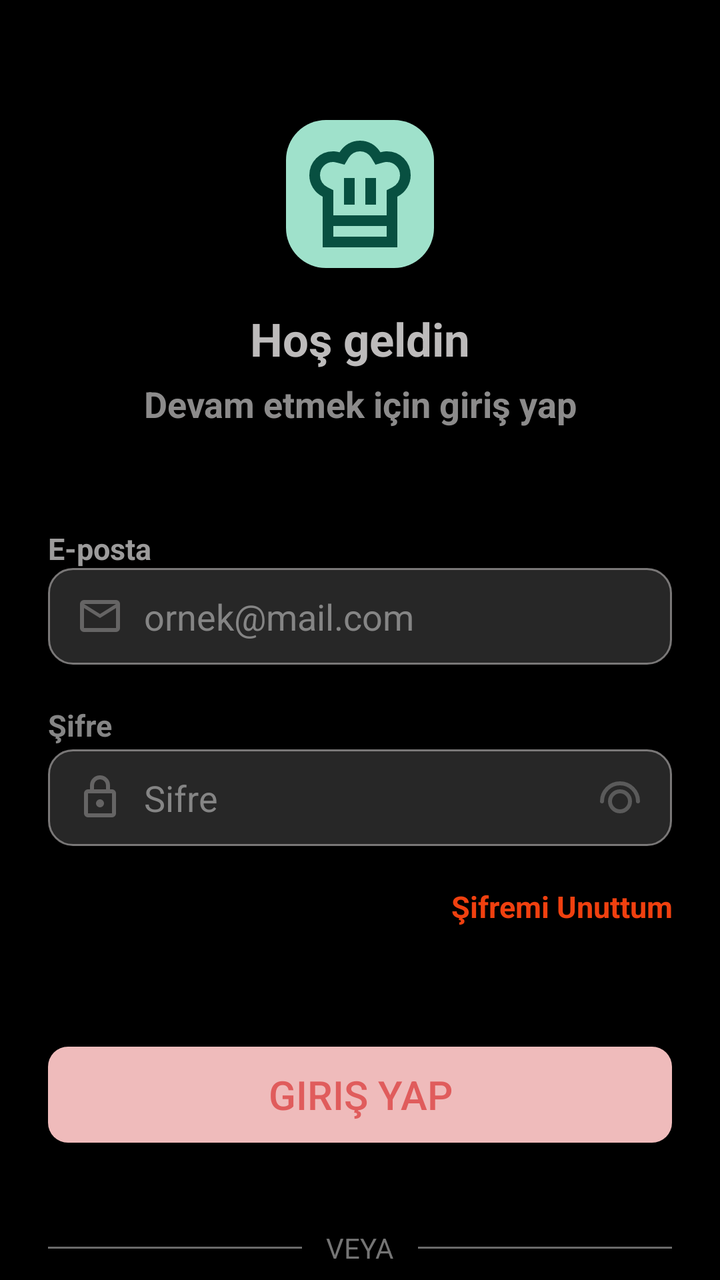
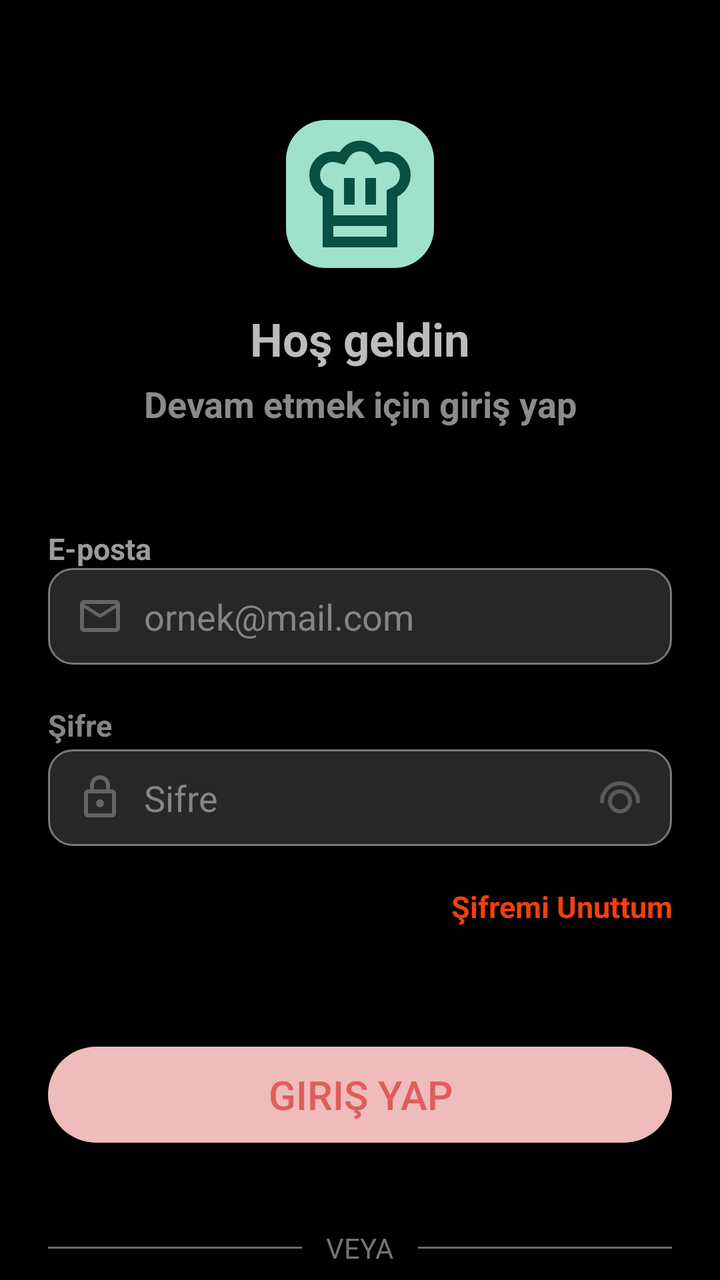

An Android layout rendered at two revisions. The XML below is the earlier revision; the diff shows what the commit changed to produce the second picture.
<!-- AndroidManifest.xml: application theme Theme.Food_app -->
<!-- res/layout/fragment_login.xml -->
<?xml version="1.0" encoding="utf-8"?>
<androidx.constraintlayout.widget.ConstraintLayout xmlns:android="http://schemas.android.com/apk/res/android"
    xmlns:app="http://schemas.android.com/apk/res-auto"
    xmlns:tools="http://schemas.android.com/tools"
    android:id="@+id/container"
    android:layout_width="match_parent"
    android:layout_height="match_parent"
    android:background="@color/black">

    <FrameLayout
        android:layout_marginTop="20dp"
        android:id="@+id/badgeContainer"
        android:layout_width="74dp"
        android:layout_height="74dp"
        android:background="@drawable/frame_cooking"
        android:layout_gravity="center_horizontal"
        app:layout_constraintStart_toStartOf="parent"
        app:layout_constraintEnd_toEndOf="parent"
        app:layout_constraintTop_toTopOf="parent"
        android:layout_marginVertical="60dp">

        <ImageView
            android:layout_width="wrap_content"
            android:layout_height="wrap_content"
            android:layout_gravity="center"
            android:src="@drawable/chef_hat" />

    </FrameLayout>

    <TextView
        android:id="@+id/tvWelcome"
        android:layout_width="wrap_content"
        android:layout_height="wrap_content"
        android:layout_marginTop="20dp"
        android:text="Hoş geldin"
        android:textSize="23sp"
        android:textStyle="bold"
        android:textColor="#BDBBBB"
        app:layout_constraintStart_toStartOf="parent"
        app:layout_constraintEnd_toEndOf="parent"
        app:layout_constraintTop_toBottomOf="@id/badgeContainer"/>


    <TextView
        android:id="@+id/tv_bottomWelcome"
        android:layout_width="wrap_content"
        android:layout_height="wrap_content"
        android:layout_marginTop="5dp"
        android:text="Devam etmek için giriş yap"
        android:textSize="18sp"
        android:textStyle="bold"
        android:textColor="#8C8B8B"
        app:layout_constraintStart_toStartOf="parent"
        app:layout_constraintEnd_toEndOf="parent"
        app:layout_constraintTop_toBottomOf="@id/tvWelcome"/>


    <TextView
        android:layout_width="match_parent"
        android:layout_height="wrap_content"
        android:layout_marginTop="50dp"
        android:layout_marginEnd="24dp"
        android:layout_marginStart="24dp"
        android:text="E-posta"
        android:textColor="#9C9B9B"
        android:textStyle="bold"
        android:textSize="15sp"
        android:textAlignment="textStart"
        app:layout_constraintEnd_toEndOf="parent"
        app:layout_constraintStart_toStartOf="parent"
        app:layout_constraintTop_toBottomOf="@id/tv_bottomWelcome"/>
    <EditText
        android:id="@+id/username_et"
        android:layout_width="0dp"
        android:layout_height="wrap_content"
        android:layout_marginStart="24dp"
        android:layout_marginTop="70dp"
        android:layout_marginEnd="24dp"
        android:hint="ornek@mail.com"
        android:textColorHint="#858585"
        android:textColor="#858585"
        android:inputType="textEmailAddress"
        android:selectAllOnFocus="true"
        app:layout_constraintEnd_toEndOf="parent"
        app:layout_constraintStart_toStartOf="parent"
        app:layout_constraintTop_toBottomOf="@id/tv_bottomWelcome"
        android:background="@drawable/bg_btn_et"
        android:drawableStart="@drawable/mail"
        android:drawablePadding="10dp"
        />

    <TextView
        android:id="@+id/tv_password"
        android:layout_width="match_parent"
        android:layout_height="wrap_content"
        android:text="Şifre"
        android:textSize="15sp"
        android:textAlignment="textStart"
        android:textColor="#858585"
        android:textStyle="bold"
        app:layout_constraintEnd_toEndOf="parent"
        app:layout_constraintStart_toStartOf="parent"
        app:layout_constraintTop_toBottomOf="@id/username_et"
        android:layout_marginEnd="24dp"
        android:layout_marginStart="24dp"
        android:layout_marginTop="20dp"/>

    <EditText
        android:id="@+id/password_et"
        android:layout_width="0dp"
        android:layout_height="wrap_content"
        android:layout_marginStart="24dp"
        android:layout_marginTop="2dp"
        android:layout_marginEnd="24dp"
        android:hint="Sifre"
        android:textColor="#858585"
        android:textColorHint="#858585"
        android:inputType="textPassword"
        android:selectAllOnFocus="true"
        app:layout_constraintEnd_toEndOf="parent"
        app:layout_constraintStart_toStartOf="parent"
        app:layout_constraintTop_toBottomOf="@id/tv_password"
        android:background="@drawable/bg_btn_et"
        android:drawableStart="@drawable/lock"
        android:drawableEnd="@drawable/eye_open"
        android:drawablePadding="10dp"/>
    <TextView
        android:id="@+id/forgot_pw"
        android:layout_width="match_parent"
        android:layout_height="wrap_content"
        android:textSize="15sp"
        android:text="Şifremi Unuttum"
        android:textAlignment="textEnd"
        android:textColor="#F0400F"
        android:textStyle="bold"
        app:layout_constraintEnd_toEndOf="parent"
        app:layout_constraintStart_toStartOf="parent"
        android:layout_marginEnd="24dp"
        android:layout_marginStart="24dp"
        android:layout_marginTop="20dp"
        app:layout_constraintTop_toBottomOf="@+id/password_et">

    </TextView>

    <Button
        android:id="@+id/login"
        android:layout_width="match_parent"
        android:layout_height="wrap_content"
        android:layout_marginStart="24dp"
        android:layout_marginEnd="24dp"
        android:layout_marginTop="60dp"

        android:text="Giriş Yap"
        android:textSize="20sp"
        android:textColor="#E05C5C"
        android:background="@drawable/login_btn_bg"
        app:backgroundTint="@null"
        app:layout_constraintEnd_toEndOf="parent"
        app:layout_constraintStart_toStartOf="parent"
        app:layout_constraintTop_toBottomOf="@+id/forgot_pw"/>

    
    <View
        android:id="@+id/leftLine"
        android:layout_width="0dp"
        android:layout_height="1dp"
        android:layout_marginStart="24dp"
        android:layout_marginTop="52dp"
        android:background="#86CCCCCC"
        app:layout_constraintEnd_toStartOf="@+id/tvOr"
        app:layout_constraintStart_toStartOf="parent"
        app:layout_constraintTop_toBottomOf="@+id/login" />

    
    <TextView
        android:id="@+id/tvOr"
        android:layout_width="wrap_content"
        android:layout_height="wrap_content"
        android:layout_marginStart="12dp"
        android:layout_marginEnd="12dp"
        android:text="VEYA"
        android:textColor="#757575"
        android:textSize="14sp"
        app:layout_constraintBottom_toBottomOf="@+id/leftLine"
        app:layout_constraintEnd_toStartOf="@+id/rightLine"
        app:layout_constraintStart_toEndOf="@+id/leftLine"
        app:layout_constraintTop_toTopOf="@+id/leftLine" />

    
    <View
        android:id="@+id/rightLine"
        android:layout_width="0dp"
        android:layout_height="1dp"
        android:layout_marginEnd="24dp"
        android:layout_marginTop="52dp"
        android:background="#86CCCCCC"
        app:layout_constraintEnd_toEndOf="parent"
        app:layout_constraintStart_toEndOf="@+id/tvOr"
        app:layout_constraintTop_toBottomOf="@+id/login" />


    <LinearLayout
        android:id="@+id/buttonContainer"
        android:layout_width="match_parent"
        android:layout_height="wrap_content"
        android:orientation="horizontal"
        app:layout_constraintTop_toBottomOf="@+id/leftLine"
        android:layout_marginTop="40dp">
        <Button
            android:layout_width="0dp"
            android:layout_height="wrap_content"
            android:layout_weight="1"
            android:layout_marginStart="24dp"
            android:layout_marginEnd="20dp"
            android:text="Google"
            app:backgroundTint="@null"
            android:background="@drawable/bg_btn_et"
            app:icon="@drawable/google">

        </Button>
        <Button
            android:layout_width="0dp"
            android:layout_height="wrap_content"
            android:layout_marginStart="20dp"
            android:layout_marginEnd="24dp"
            android:layout_weight="1"
            android:text="Apple"
            app:backgroundTint="@null"
            android:background="@drawable/bg_btn_et"
            app:icon="@drawable/apple"
            >

        </Button>
    </LinearLayout>

    <LinearLayout
        android:layout_width="match_parent"
        android:layout_height="wrap_content"
        android:orientation="horizontal"
        app:layout_constraintTop_toBottomOf="@+id/buttonContainer"
        android:layout_marginTop="20dp"
        android:gravity="center_horizontal">
        <TextView
            android:id="@+id/tv_bottom"
            android:layout_width="wrap_content"
            android:layout_height="wrap_content"
            android:text="Hesabın yok mu?"
            android:textSize="16sp"
            android:textStyle="bold"
            android:textColor="#8C8B8B"
            app:layout_constraintTop_toBottomOf="@+id/buttonContainer"
            app:layout_constraintEnd_toEndOf="parent"
            app:layout_constraintStart_toStartOf="parent"
            android:layout_marginStart="24dp"
            android:layout_marginEnd="5dp"
            android:layout_marginTop="20dp"/>
        <TextView
            android:layout_width="wrap_content"
            android:layout_height="wrap_content"
            android:text="Kayıt ol"
            android:textSize="16dp"
            android:textStyle="bold"
            android:textColor="#C53026"
            android:layout_marginTop="20dp"
            app:layout_constraintTop_toBottomOf="@id/buttonContainer">
        </TextView>
    </LinearLayout>

</androidx.constraintlayout.widget.ConstraintLayout>
<!-- resources referenced by this layout -->
<resources>
  <!-- drawable apple (drawable) -->
  <vector xmlns:android="http://schemas.android.com/apk/res/android"
      android:width="24dp"
      android:height="24dp"
      android:viewportWidth="24"
      android:viewportHeight="24">
    <path
        android:fillColor="#5A5A5A"
        android:pathData="M12.152,6.896c-0.948,0 -2.415,-1.078 -3.96,-1.04 -2.04,0.027 -3.91,1.183 -4.961,3.014 -2.117,3.675 -0.546,9.103 1.519,12.09 1.013,1.454 2.208,3.09 3.792,3.039 1.52,-0.065 2.09,-0.987 3.935,-0.987 1.831,0 2.35,0.987 3.96,0.948 1.637,-0.026 2.676,-1.48 3.676,-2.948 1.156,-1.688 1.636,-3.325 1.662,-3.415 -0.039,-0.013 -3.182,-1.221 -3.22,-4.857 -0.026,-3.04 2.48,-4.494 2.597,-4.559 -1.429,-2.09 -3.623,-2.324 -4.39,-2.376 -2,-0.156 -3.675,1.09 -4.61,1.09zM15.53,3.83c0.843,-1.012 1.4,-2.427 1.245,-3.83 -1.207,0.052 -2.662,0.805 -3.532,1.818 -0.78,0.896 -1.454,2.338 -1.273,3.714 1.338,0.104 2.715,-0.688 3.559,-1.701"/>
  </vector>
  <!-- drawable bg_btn_et (drawable) -->
  <?xml version="1.0" encoding="utf-8"?>
  <shape xmlns:android="http://schemas.android.com/apk/res/android" android:shape="rectangle">
      <solid android:color="#272727" />
  
      <stroke
          android:width="1dp"
          android:color="#C4999696" />
  
      <corners android:radius="12dp" />
  
      <padding
          android:left="14dp"
          android:top="12dp"
          android:right="14dp"
          android:bottom="12dp" />
  
  
  </shape>
  <!-- drawable chef_hat (drawable) -->
  <vector xmlns:android="http://schemas.android.com/apk/res/android" android:height="64dp" android:tint="#085041" android:viewportHeight="960" android:viewportWidth="960" android:width="64dp">
        
      <path android:fillColor="@android:color/white" android:pathData="M360,560L440,560L440,360L360,360L360,560ZM200,500Q154,477 127,433.5Q100,390 100,339Q100,264 151.5,212Q203,160 278,160Q290,160 302.5,162Q315,164 327,167L327,167L327,167Q352,126 392,103Q432,80 480,80Q528,80 568,103Q608,126 633,167L633,167L633,167Q645,164 657,162Q669,160 682,160Q757,160 808.5,212Q860,264 860,339Q860,390 833,433.5Q806,477 760,500L760,720L200,720L200,500ZM520,560L600,560L600,360L520,360L520,560ZM280,640L680,640L680,451L724,429Q750,416 765,392.5Q780,369 780,340Q780,298 751.5,269Q723,240 682,240Q671,240 662,242Q653,244 643,247L596,260L565,208Q551,185 528.5,172.5Q506,160 480,160Q454,160 431.5,172.5Q409,185 395,208L364,260L316,247Q306,245 296.5,242.5Q287,240 277,240Q236,240 208,269Q180,298 180,340Q180,369 195,392.5Q210,416 236,429L280,451L280,640ZM200,720L280,720L280,800L680,800L680,720L760,720L760,880L200,880L200,720ZM480,640L480,640L480,640Q480,640 480,640Q480,640 480,640Q480,640 480,640Q480,640 480,640Q480,640 480,640Q480,640 480,640L480,640L480,640Q480,640 480,640Q480,640 480,640Q480,640 480,640Q480,640 480,640L480,640L480,640Q480,640 480,640Q480,640 480,640Q480,640 480,640Q480,640 480,640Q480,640 480,640Q480,640 480,640L480,640L480,640Z"/>
      
  </vector>
  <!-- drawable eye_open (drawable) -->
  <vector xmlns:android="http://schemas.android.com/apk/res/android"
      android:width="24dp"
      android:height="24dp"
      android:viewportWidth="24"
      android:viewportHeight="24">
    <path
        android:pathData="M3,14C3,9.029 7.029,5 12,5C16.971,5 21,9.029 21,14M17,14C17,16.761 14.761,19 12,19C9.239,19 7,16.761 7,14C7,11.239 9.239,9 12,9C14.761,9 17,11.239 17,14Z"
        android:strokeLineJoin="round"
        android:strokeWidth="2"
        android:fillColor="#00000000"
        android:strokeColor="#5A5A5A"
        android:strokeLineCap="round"/>
  </vector>
  <!-- drawable frame_cooking (drawable) -->
  <?xml version="1.0" encoding="utf-8"?>
  <shape xmlns:android="http://schemas.android.com/apk/res/android">
      <solid android:color="#9FE1CB"/>
      <corners android:radius="20dp"/>
  </shape>
  <!-- drawable google (drawable) -->
  <vector xmlns:android="http://schemas.android.com/apk/res/android"
      android:width="54dp"
      android:height="54dp"
      android:viewportWidth="24"
      android:viewportHeight="24">
    <path
        android:fillColor="#5A5A5A"
        android:pathData="M12.48,10.92v3.28h7.84c-0.24,1.84 -0.853,3.187 -1.787,4.133 -1.147,1.147 -2.933,2.4 -6.053,2.4 -4.827,0 -8.6,-3.893 -8.6,-8.72s3.773,-8.72 8.6,-8.72c2.6,0 4.507,1.027 5.907,2.347l2.307,-2.307C18.747,1.44 16.133,0 12.48,0 5.867,0 0.307,5.387 0.307,12s5.56,12 12.173,12c3.573,0 6.267,-1.173 8.373,-3.36 2.16,-2.16 2.84,-5.213 2.84,-7.667 0,-0.76 -0.053,-1.467 -0.173,-2.053H12.48z"/>
  </vector>
  <!-- drawable lock (drawable) -->
  <vector xmlns:android="http://schemas.android.com/apk/res/android" android:height="24dp" android:tint="#656464" android:viewportHeight="960" android:viewportWidth="960" android:width="24dp">
        
      <path android:fillColor="@android:color/white" android:pathData="M240,880Q207,880 183.5,856.5Q160,833 160,800L160,400Q160,367 183.5,343.5Q207,320 240,320L280,320L280,240Q280,157 338.5,98.5Q397,40 480,40Q563,40 621.5,98.5Q680,157 680,240L680,320L720,320Q753,320 776.5,343.5Q800,367 800,400L800,800Q800,833 776.5,856.5Q753,880 720,880L240,880ZM240,800L720,800Q720,800 720,800Q720,800 720,800L720,400Q720,400 720,400Q720,400 720,400L240,400Q240,400 240,400Q240,400 240,400L240,800Q240,800 240,800Q240,800 240,800ZM536.5,656.5Q560,633 560,600Q560,567 536.5,543.5Q513,520 480,520Q447,520 423.5,543.5Q400,567 400,600Q400,633 423.5,656.5Q447,680 480,680Q513,680 536.5,656.5ZM360,320L600,320L600,240Q600,190 565,155Q530,120 480,120Q430,120 395,155Q360,190 360,240L360,320ZM240,800Q240,800 240,800Q240,800 240,800L240,400Q240,400 240,400Q240,400 240,400L240,400Q240,400 240,400Q240,400 240,400L240,800Q240,800 240,800Q240,800 240,800Z"/>
      
  </vector>
  <!-- drawable login_btn_bg (drawable) -->
  <?xml version="1.0" encoding="utf-8"?>
  <shape xmlns:android="http://schemas.android.com/apk/res/android">
      <corners android:radius="10dp"/>
      <solid android:color="#EFBBBB"/>
      <stroke android:color="#E2C8C8"/>
  </shape>
  <!-- drawable mail (drawable) -->
  <vector xmlns:android="http://schemas.android.com/apk/res/android" android:height="24dp" android:tint="#656464" android:viewportHeight="960" android:viewportWidth="960" android:width="24dp">
        
      <path android:fillColor="@android:color/white" android:pathData="M160,800Q127,800 103.5,776.5Q80,753 80,720L80,240Q80,207 103.5,183.5Q127,160 160,160L800,160Q833,160 856.5,183.5Q880,207 880,240L880,720Q880,753 856.5,776.5Q833,800 800,800L160,800ZM480,520L160,320L160,720Q160,720 160,720Q160,720 160,720L800,720Q800,720 800,720Q800,720 800,720L800,320L480,520ZM480,440L800,240L160,240L480,440ZM160,320L160,240L160,240L160,320L160,720Q160,720 160,720Q160,720 160,720L160,720Q160,720 160,720Q160,720 160,720L160,320Z"/>
      
  </vector>
  <!-- unchanged entries left out for length: 3 -->
</resources>

<!-- the commit's change to res/layout/fragment_login.xml (unified diff, before → after) -->
@@ -12,7 +12,7 @@
         android:id="@+id/badgeContainer"
         android:layout_width="74dp"
         android:layout_height="74dp"
-        android:background="@drawable/frame_cooking"
+        android:background="@drawable/bg_frame_cooking"
         android:layout_gravity="center_horizontal"
         app:layout_constraintStart_toStartOf="parent"
         app:layout_constraintEnd_toEndOf="parent"
@@ -23,7 +23,7 @@
             android:layout_width="wrap_content"
             android:layout_height="wrap_content"
             android:layout_gravity="center"
-            android:src="@drawable/chef_hat" />
+            android:src="@drawable/ic_chef_hat" />
 
     </FrameLayout>
 
@@ -84,8 +84,8 @@
         app:layout_constraintEnd_toEndOf="parent"
         app:layout_constraintStart_toStartOf="parent"
         app:layout_constraintTop_toBottomOf="@id/tv_bottomWelcome"
-        android:background="@drawable/bg_btn_et"
-        android:drawableStart="@drawable/mail"
+        android:background="@drawable/bg_square_black_stroke"
+        android:drawableStart="@drawable/ic_mail"
         android:drawablePadding="10dp"
         />
 
@@ -120,9 +120,9 @@
         app:layout_constraintEnd_toEndOf="parent"
         app:layout_constraintStart_toStartOf="parent"
         app:layout_constraintTop_toBottomOf="@id/tv_password"
-        android:background="@drawable/bg_btn_et"
-        android:drawableStart="@drawable/lock"
-        android:drawableEnd="@drawable/eye_open"
+        android:background="@drawable/bg_square_black_stroke"
+        android:drawableStart="@drawable/ic_lock"
+        android:drawableEnd="@drawable/ic_eye_open"
         android:drawablePadding="10dp"/>
     <TextView
         android:id="@+id/forgot_pw"
@@ -153,7 +153,7 @@
         android:text="Giriş Yap"
         android:textSize="20sp"
         android:textColor="#E05C5C"
-        android:background="@drawable/login_btn_bg"
+        android:background="@drawable/bg_square_pink"
         app:backgroundTint="@null"
         app:layout_constraintEnd_toEndOf="parent"
         app:layout_constraintStart_toStartOf="parent"
@@ -214,8 +214,8 @@
             android:layout_marginEnd="20dp"
             android:text="Google"
             app:backgroundTint="@null"
-            android:background="@drawable/bg_btn_et"
-            app:icon="@drawable/google">
+            android:background="@drawable/bg_square_black_stroke"
+            app:icon="@drawable/ic_google">
 
         </Button>
         <Button
@@ -226,8 +226,8 @@
             android:layout_weight="1"
             android:text="Apple"
             app:backgroundTint="@null"
-            android:background="@drawable/bg_btn_et"
-            app:icon="@drawable/apple"
+            android:background="@drawable/bg_square_black_stroke"
+            app:icon="@drawable/ic_apple"
             >
 
         </Button>
<!-- resource entries referenced after the edit -->
@@ -1,16 +1,12 @@
 <!-- resources referenced by this layout -->
 <resources>
-  <!-- drawable apple (drawable) -->
-  <vector xmlns:android="http://schemas.android.com/apk/res/android"
-      android:width="24dp"
-      android:height="24dp"
-      android:viewportWidth="24"
-      android:viewportHeight="24">
-    <path
-        android:fillColor="#5A5A5A"
-        android:pathData="M12.152,6.896c-0.948,0 -2.415,-1.078 -3.96,-1.04 -2.04,0.027 -3.91,1.183 -4.961,3.014 -2.117,3.675 -0.546,9.103 1.519,12.09 1.013,1.454 2.208,3.09 3.792,3.039 1.52,-0.065 2.09,-0.987 3.935,-0.987 1.831,0 2.35,0.987 3.96,0.948 1.637,-0.026 2.676,-1.48 3.676,-2.948 1.156,-1.688 1.636,-3.325 1.662,-3.415 -0.039,-0.013 -3.182,-1.221 -3.22,-4.857 -0.026,-3.04 2.48,-4.494 2.597,-4.559 -1.429,-2.09 -3.623,-2.324 -4.39,-2.376 -2,-0.156 -3.675,1.09 -4.61,1.09zM15.53,3.83c0.843,-1.012 1.4,-2.427 1.245,-3.83 -1.207,0.052 -2.662,0.805 -3.532,1.818 -0.78,0.896 -1.454,2.338 -1.273,3.714 1.338,0.104 2.715,-0.688 3.559,-1.701"/>
-  </vector>
-  <!-- drawable bg_btn_et (drawable) -->
+  <!-- drawable bg_frame_cooking (drawable) -->
+  <?xml version="1.0" encoding="utf-8"?>
+  <shape xmlns:android="http://schemas.android.com/apk/res/android">
+      <solid android:color="#9FE1CB"/>
+      <corners android:radius="20dp"/>
+  </shape>
+  <!-- drawable bg_square_black_stroke (drawable) -->
   <?xml version="1.0" encoding="utf-8"?>
   <shape xmlns:android="http://schemas.android.com/apk/res/android" android:shape="rectangle">
       <solid android:color="#272727" />
@@ -29,13 +25,30 @@
   
   
   </shape>
-  <!-- drawable chef_hat (drawable) -->
+  <!-- drawable bg_square_pink (drawable) -->
+  <?xml version="1.0" encoding="utf-8"?>
+  <shape xmlns:android="http://schemas.android.com/apk/res/android">
+      <corners android:radius="24dp"/>
+      <solid android:color="#EFBBBB"/>
+      <stroke android:color="#E2C8C8"/>
+  </shape>
+  <!-- drawable ic_apple (drawable) -->
+  <vector xmlns:android="http://schemas.android.com/apk/res/android"
+      android:width="24dp"
+      android:height="24dp"
+      android:viewportWidth="24"
+      android:viewportHeight="24">
+    <path
+        android:fillColor="#5A5A5A"
+        android:pathData="M12.152,6.896c-0.948,0 -2.415,-1.078 -3.96,-1.04 -2.04,0.027 -3.91,1.183 -4.961,3.014 -2.117,3.675 -0.546,9.103 1.519,12.09 1.013,1.454 2.208,3.09 3.792,3.039 1.52,-0.065 2.09,-0.987 3.935,-0.987 1.831,0 2.35,0.987 3.96,0.948 1.637,-0.026 2.676,-1.48 3.676,-2.948 1.156,-1.688 1.636,-3.325 1.662,-3.415 -0.039,-0.013 -3.182,-1.221 -3.22,-4.857 -0.026,-3.04 2.48,-4.494 2.597,-4.559 -1.429,-2.09 -3.623,-2.324 -4.39,-2.376 -2,-0.156 -3.675,1.09 -4.61,1.09zM15.53,3.83c0.843,-1.012 1.4,-2.427 1.245,-3.83 -1.207,0.052 -2.662,0.805 -3.532,1.818 -0.78,0.896 -1.454,2.338 -1.273,3.714 1.338,0.104 2.715,-0.688 3.559,-1.701"/>
+  </vector>
+  <!-- drawable ic_chef_hat (drawable) -->
   <vector xmlns:android="http://schemas.android.com/apk/res/android" android:height="64dp" android:tint="#085041" android:viewportHeight="960" android:viewportWidth="960" android:width="64dp">
         
       <path android:fillColor="@android:color/white" android:pathData="M360,560L440,560L440,360L360,360L360,560ZM200,500Q154,477 127,433.5Q100,390 100,339Q100,264 151.5,212Q203,160 278,160Q290,160 302.5,162Q315,164 327,167L327,167L327,167Q352,126 392,103Q432,80 480,80Q528,80 568,103Q608,126 633,167L633,167L633,167Q645,164 657,162Q669,160 682,160Q757,160 808.5,212Q860,264 860,339Q860,390 833,433.5Q806,477 760,500L760,720L200,720L200,500ZM520,560L600,560L600,360L520,360L520,560ZM280,640L680,640L680,451L724,429Q750,416 765,392.5Q780,369 780,340Q780,298 751.5,269Q723,240 682,240Q671,240 662,242Q653,244 643,247L596,260L565,208Q551,185 528.5,172.5Q506,160 480,160Q454,160 431.5,172.5Q409,185 395,208L364,260L316,247Q306,245 296.5,242.5Q287,240 277,240Q236,240 208,269Q180,298 180,340Q180,369 195,392.5Q210,416 236,429L280,451L280,640ZM200,720L280,720L280,800L680,800L680,720L760,720L760,880L200,880L200,720ZM480,640L480,640L480,640Q480,640 480,640Q480,640 480,640Q480,640 480,640Q480,640 480,640Q480,640 480,640Q480,640 480,640L480,640L480,640Q480,640 480,640Q480,640 480,640Q480,640 480,640Q480,640 480,640L480,640L480,640Q480,640 480,640Q480,640 480,640Q480,640 480,640Q480,640 480,640Q480,640 480,640Q480,640 480,640L480,640L480,640Z"/>
       
   </vector>
-  <!-- drawable eye_open (drawable) -->
+  <!-- drawable ic_eye_open (drawable) -->
   <vector xmlns:android="http://schemas.android.com/apk/res/android"
       android:width="24dp"
       android:height="24dp"
@@ -49,13 +62,7 @@
         android:strokeColor="#5A5A5A"
         android:strokeLineCap="round"/>
   </vector>
-  <!-- drawable frame_cooking (drawable) -->
-  <?xml version="1.0" encoding="utf-8"?>
-  <shape xmlns:android="http://schemas.android.com/apk/res/android">
-      <solid android:color="#9FE1CB"/>
-      <corners android:radius="20dp"/>
-  </shape>
-  <!-- drawable google (drawable) -->
+  <!-- drawable ic_google (drawable) -->
   <vector xmlns:android="http://schemas.android.com/apk/res/android"
       android:width="54dp"
       android:height="54dp"
@@ -65,20 +72,13 @@
         android:fillColor="#5A5A5A"
         android:pathData="M12.48,10.92v3.28h7.84c-0.24,1.84 -0.853,3.187 -1.787,4.133 -1.147,1.147 -2.933,2.4 -6.053,2.4 -4.827,0 -8.6,-3.893 -8.6,-8.72s3.773,-8.72 8.6,-8.72c2.6,0 4.507,1.027 5.907,2.347l2.307,-2.307C18.747,1.44 16.133,0 12.48,0 5.867,0 0.307,5.387 0.307,12s5.56,12 12.173,12c3.573,0 6.267,-1.173 8.373,-3.36 2.16,-2.16 2.84,-5.213 2.84,-7.667 0,-0.76 -0.053,-1.467 -0.173,-2.053H12.48z"/>
   </vector>
-  <!-- drawable lock (drawable) -->
+  <!-- drawable ic_lock (drawable) -->
   <vector xmlns:android="http://schemas.android.com/apk/res/android" android:height="24dp" android:tint="#656464" android:viewportHeight="960" android:viewportWidth="960" android:width="24dp">
         
       <path android:fillColor="@android:color/white" android:pathData="M240,880Q207,880 183.5,856.5Q160,833 160,800L160,400Q160,367 183.5,343.5Q207,320 240,320L280,320L280,240Q280,157 338.5,98.5Q397,40 480,40Q563,40 621.5,98.5Q680,157 680,240L680,320L720,320Q753,320 776.5,343.5Q800,367 800,400L800,800Q800,833 776.5,856.5Q753,880 720,880L240,880ZM240,800L720,800Q720,800 720,800Q720,800 720,800L720,400Q720,400 720,400Q720,400 720,400L240,400Q240,400 240,400Q240,400 240,400L240,800Q240,800 240,800Q240,800 240,800ZM536.5,656.5Q560,633 560,600Q560,567 536.5,543.5Q513,520 480,520Q447,520 423.5,543.5Q400,567 400,600Q400,633 423.5,656.5Q447,680 480,680Q513,680 536.5,656.5ZM360,320L600,320L600,240Q600,190 565,155Q530,120 480,120Q430,120 395,155Q360,190 360,240L360,320ZM240,800Q240,800 240,800Q240,800 240,800L240,400Q240,400 240,400Q240,400 240,400L240,400Q240,400 240,400Q240,400 240,400L240,800Q240,800 240,800Q240,800 240,800Z"/>
       
   </vector>
-  <!-- drawable login_btn_bg (drawable) -->
-  <?xml version="1.0" encoding="utf-8"?>
-  <shape xmlns:android="http://schemas.android.com/apk/res/android">
-      <corners android:radius="10dp"/>
-      <solid android:color="#EFBBBB"/>
-      <stroke android:color="#E2C8C8"/>
-  </shape>
-  <!-- drawable mail (drawable) -->
+  <!-- drawable ic_mail (drawable) -->
   <vector xmlns:android="http://schemas.android.com/apk/res/android" android:height="24dp" android:tint="#656464" android:viewportHeight="960" android:viewportWidth="960" android:width="24dp">
         
       <path android:fillColor="@android:color/white" android:pathData="M160,800Q127,800 103.5,776.5Q80,753 80,720L80,240Q80,207 103.5,183.5Q127,160 160,160L800,160Q833,160 856.5,183.5Q880,207 880,240L880,720Q880,753 856.5,776.5Q833,800 800,800L160,800ZM480,520L160,320L160,720Q160,720 160,720Q160,720 160,720L800,720Q800,720 800,720Q800,720 800,720L800,320L480,520ZM480,440L800,240L160,240L480,440ZM160,320L160,240L160,240L160,320L160,720Q160,720 160,720Q160,720 160,720L160,720Q160,720 160,720Q160,720 160,720L160,320Z"/>
